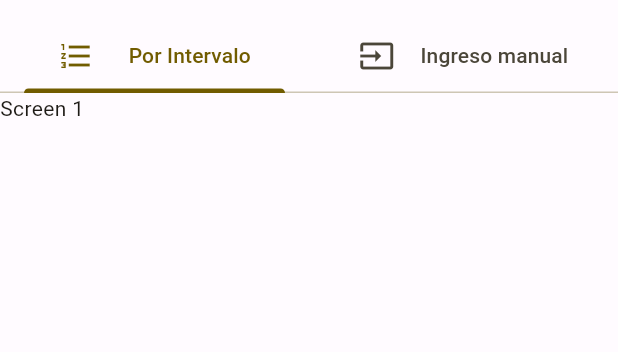
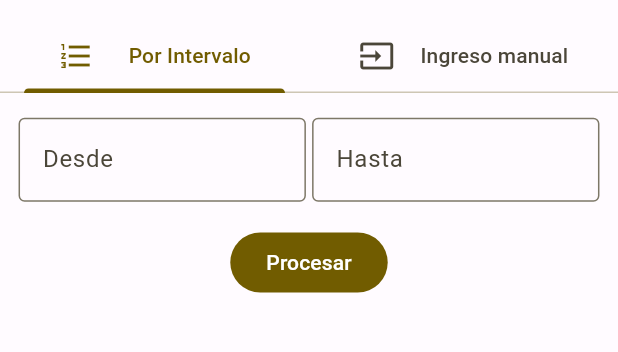
Before and after one commit to DataBase18/Estadistica-II-PF, a Flutter app: the AleatorySampleScreen screen opened by its route, on a phone screen of 412 x 824 dp, the part 63-415 px from its top. Run offline on Flutter 3.47's test engine with Material 3 defaults, Android fonts, the light colour scheme and no system bars; our stand-ins replace lottie; missing offline and left inert: dart:ffi.

Commit message:
Se agrega la seccion de por intervalos

```diff
--- a/lib/GlobalConstants.dart
+++ b/lib/GlobalConstants.dart
@@ -3,4 +3,7 @@ class GlobalConstants {
   static String homeScreenPath  ="home";
   static String conversionsScreen = "conversionScreen";
   static String aleatorySampleScreen = "aleatorySampleScreen";
+
+  static String inputValidatorNumberError = "Ingrese un número";
+  static String processTextButton  = "Procesar";
 }
--- a/lib/screens/statistics/aleatorySample/data/AleatorySampleConstants.dart
+++ b/lib/screens/statistics/aleatorySample/data/AleatorySampleConstants.dart
@@ -4,5 +4,13 @@ class AleatorySampleConstants {
   static String title = "Muestreo aleatorio simple";
   static String tabSequenceIntervalTitle = "Por Intervalo";
   static String tabManualDataTitle = "Ingreso manual";
+  static String fromLabel = "Desde";
+  static String toLabel = "Hasta";
 
+  static String sequenceColumnName ="Secuencia";
+  static String selectThisRowColumnName = "Estado";
+  static String invalidValuesInterval = "Los valores de entrada deben de ser valores numericos";
+  static String firstValueLongError = "El primer parametro debe ser menor al segundo";
+  static String selectedText = "Elegido para muestra";
+  static String notSelectedText ="No elegido";
 }
--- /dev/null
+++ b/lib/screens/statistics/aleatorySample/ui/AleatorySampleEvent.dart
@@ -0,0 +1,13 @@
+
+import 'package:fisicapf/mvvm/observer.dart';
+
+class SetInterval extends ViewEvent {
+  int a;
+  int b;
+  SetInterval(this.a, this.b):super("SetInterval");
+}
+
+class ShowSimpleDialog extends ViewEvent {
+  String message;
+  ShowSimpleDialog(this.message):super("ShowSimpleDialog");
+}
--- a/lib/screens/statistics/aleatorySample/ui/AleatorySampleScreen.dart
+++ b/lib/screens/statistics/aleatorySample/ui/AleatorySampleScreen.dart
@@ -1,15 +1,39 @@
 
+import 'package:fisicapf/mvvm/observer.dart';
 import 'package:fisicapf/screens/statistics/aleatorySample/data/AleatorySampleConstants.dart';
+import 'package:fisicapf/screens/statistics/aleatorySample/ui/AleatorySampleEvent.dart';
+import 'package:fisicapf/screens/statistics/aleatorySample/ui/AleatorySampleState.dart';
+import 'package:fisicapf/screens/statistics/aleatorySample/ui/AleatorySampleViewModel.dart';
+import 'package:fisicapf/screens/statistics/aleatorySample/ui/AleatorySampleWidgets.dart';
+import 'package:fisicapf/widgets/BasicAlertDialog.dart';
 import 'package:flutter/material.dart';
 
 class AleatorySampleScreen extends StatefulWidget {
-  const AleatorySampleScreen({super.key});
+
+  AleatorySampleScreen({super.key});
+
+  final AleatorySampleState state = AleatorySampleState();
 
   @override
   State<AleatorySampleScreen> createState() => _AleatorySampleScreenState();
 }
 
-class _AleatorySampleScreenState extends State<AleatorySampleScreen> {
+class _AleatorySampleScreenState extends State<AleatorySampleScreen> implements EventObserver {
+
+  final AleatorySampleViewModel aleatorySampleViewModel = AleatorySampleViewModel();
+
+  @override
+  void initState(){
+    super.initState();
+    aleatorySampleViewModel.subscribe(this);
+  }
+
+  @override
+  void dispose(){
+    aleatorySampleViewModel.unsubscribe(this);
+    super.dispose();
+  }
+
   @override
   Widget build(BuildContext context) {
     return SafeArea(
@@ -41,14 +65,30 @@ class _AleatorySampleScreenState extends State<AleatorySampleScreen> {
             ),
             title: Center(child: Text(AleatorySampleConstants.title)),
           ),
-          body: const TabBarView(
+          body:  TabBarView(
             children: [
-              Text("Screen 1"),
-              Text("Screen 2"),
+              ByIntervalTab(
+                viewModel: aleatorySampleViewModel,
+                state: widget.state,
+              ),
+              Text(""),
             ],
           )
         ),
       ),
     );
   }
+
+  @override
+  void notify(ViewEvent event) {
+    if(event is SetInterval){
+      setState(() {
+        widget.state.intervalPopulation = List.generate(event.b-event.a, (index) => event.a+index);
+      });
+    }else if(event is ShowSimpleDialog){
+      showDialog(context: context, builder: (context){
+        return BasicAlertDialog(content: event.message);
+      });
+    }
+  }
 }
--- /dev/null
+++ b/lib/screens/statistics/aleatorySample/ui/AleatorySampleState.dart
@@ -0,0 +1,9 @@
+
+class AleatorySampleState {
+    bool loading;
+    List<int>? intervalPopulation;
+    AleatorySampleState({
+      this.loading=false,
+      this.intervalPopulation
+    });
+}
--- /dev/null
+++ b/lib/screens/statistics/aleatorySample/ui/AleatorySampleWidgets.dart
@@ -0,0 +1,84 @@
+
+import 'package:fisicapf/GlobalConstants.dart';
+import 'package:fisicapf/GlobalMetods.dart';
+import 'package:fisicapf/screens/statistics/aleatorySample/data/AleatorySampleConstants.dart';
+import 'package:fisicapf/screens/statistics/aleatorySample/ui/AleatorySampleState.dart';
+import 'package:fisicapf/screens/statistics/aleatorySample/ui/AleatorySampleViewModel.dart';
+import 'package:fisicapf/widgets/inputBasic/InputBasic.dart';
+import 'package:flutter/material.dart';
+
+class ByIntervalTab extends StatelessWidget {
+
+  ByIntervalTab({super.key, required this.viewModel, required this.state});
+
+  final AleatorySampleViewModel viewModel;
+  final AleatorySampleState state;
+
+  TextEditingController controllerFrom = TextEditingController();
+  TextEditingController controllerTo = TextEditingController();
+
+  @override
+  Widget build(BuildContext context) {
+
+    final width = MediaQuery.of(context).size.width;
+    final height = MediaQuery.of(context).size.height;
+
+    return Padding(
+      padding: EdgeInsets.symmetric(vertical: height*0.02, horizontal: width*0.03),
+      child: Column(
+        children: [
+          Row(
+            crossAxisAlignment: CrossAxisAlignment.start,
+            children: [
+              Expanded(
+                child: InputBasic(
+                  validator: GlobalMetods.validatorIsNumber,
+                  label: AleatorySampleConstants.fromLabel,
+                  inputController: controllerFrom,
+                ),
+              ),
+              SizedBox(width: width*0.01 ,),
+              Expanded(
+                child: InputBasic(
+                  validator: GlobalMetods.validatorIsNumber,
+                  label: AleatorySampleConstants.toLabel,
+                  inputController: controllerTo,
+                )
+              ),
+            ],
+          ),
+          SizedBox(height: height*0.02 ,),
+          state.loading?
+              const CircularProgressIndicator():
+          FilledButton(
+            onPressed: (){
+              viewModel.setInterval(controllerFrom, controllerTo);
+            },
+            child: Text(GlobalConstants.processTextButton),
+          ),
+          SizedBox(height: height*0.02 ,),
+
+          state.intervalPopulation == null ? Container():
+          Expanded(
+            child: SingleChildScrollView(
+              child: DataTable(
+                columns: [
+                  DataColumn(label: Text(AleatorySampleConstants.sequenceColumnName)),
+                  DataColumn(label: Text(AleatorySampleConstants.selectThisRowColumnName))
+                ],
+                rows: state.intervalPopulation!.map((value) {
+                  return DataRow(
+                    cells: [
+                      DataCell(Text(value.toString())),
+                      DataCell(Text(viewModel.getAleatorySelection()))
+                    ]
+                  );
+                }).toList(),
+              ),
+            ),
+          )
+        ],
+      ),
+    );
+  }
+}
--- /dev/null
+++ b/lib/widgets/inputBasic/InputBasic.dart
@@ -0,0 +1,100 @@
+
+import 'package:flutter/material.dart';
+
+class InputBasic extends StatelessWidget {
+  InputBasic(
+      {super.key,
+        this.label,
+        this.leftIcon,
+        this.placeholderHelp,
+        this.rigthIcon,
+        this.inTextHelper,
+        this.downTextHelper,
+        this.validator,
+        this.onChange,
+        this.inputController,
+        this.isPassword,
+        this.enabled,
+        this.maxLines = 1,
+        this.focusController,
+        this.autoFocus,
+        this.onSubmit,
+        this.controllerSelector,
+        this.internPadding, this.fontSize, this.keyboard, this.onTabLeftIcon, this.onTabRigthIcon, this.readOnly = false, this.onTab});
+
+  final String? label;
+  final Widget? leftIcon;
+  final Function? onTabLeftIcon;
+  final String? placeholderHelp;
+  final Widget? rigthIcon;
+  final Function? onTabRigthIcon;
+  final String? inTextHelper;
+  final String? downTextHelper;
+  final String? Function(String?)? validator;
+  final Function(String)? onChange;
+  final TextEditingController? inputController;
+  final bool? isPassword;
+  final bool? enabled;
+  final int? maxLines;
+  final bool? autoFocus;
+  final Function()? onSubmit;
+  final TextSelectionControls? controllerSelector;
+  final EdgeInsetsGeometry? internPadding;
+  final double? fontSize;
+  final TextInputType? keyboard;
+  final bool readOnly;
+  final Function()? onTab;
+  FocusNode? focusController;
+
+  @override
+  Widget build(BuildContext context) {
+    return TextFormField(
+      readOnly: readOnly ,
+      keyboardType: keyboard,
+      style: TextStyle(
+          fontSize: fontSize
+      ),
+      onFieldSubmitted: (String data) async {
+        if(onSubmit!=null){
+          await onSubmit!();
+        }
+      },
+      onTap: onTab,
+      selectionControls: controllerSelector,
+      autofocus: autoFocus??false,
+      maxLines: maxLines,
+      enabled: enabled,
+      obscureText: isPassword ?? false,
+      autovalidateMode: AutovalidateMode.onUserInteraction,
+      controller: inputController,
+      onChanged: onChange,
+      validator: validator,
+      focusNode: focusController,
+      decoration: InputDecoration(
+          border: const OutlineInputBorder(),
+          labelText: label,
+          hintText: placeholderHelp,
+          contentPadding: internPadding,
+          suffixIcon: rigthIcon!= null?GestureDetector(
+            child: SizedBox(
+              width: 50,
+              child: rigthIcon,
+            ),
+            onTap:(){
+              if(onTabRigthIcon!=null){
+                onTabRigthIcon!();
+              }
+            },
+          ):null,
+          prefixIcon: leftIcon!=null? GestureDetector(
+            child: SizedBox(width: 50,child: leftIcon,),
+            onTap: (){
+              if(onTabLeftIcon!=null){
+                onTabLeftIcon!();
+              }
+            },
+          ):null
+      ),
+    );
+  }
+}
--- a/lib/widgets/widgets.dart
+++ b/lib/widgets/widgets.dart
@@ -1,3 +1,4 @@
 export 'TitleText.dart';
 export 'drawer/DrawerMenu.dart';
 export 'menuItemCard/MenuItemCard.dart';
+export 'inputBasic/InputBasic.dart';
```
Also changed, not shown: lib/GlobalMetods.dart (added, +13 -0 lines), lib/screens/statistics/aleatorySample/ui/AleatorySampleViewModel.dart (added, +36 -0 lines), lib/widgets/BasicAlertDialog.dart (added, +20 -0 lines).
